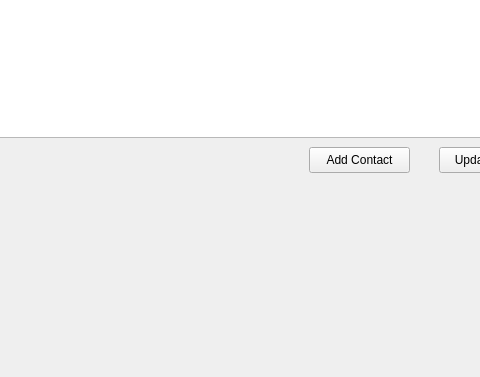
This is src/app/mainwindow.ui in emilfanache/PhoneBook as Qt 5 draws it before an edit; both pictures show x 350 to 830 and y 333 to 710 of the 928 by 710 pixel window. The edited form follows.
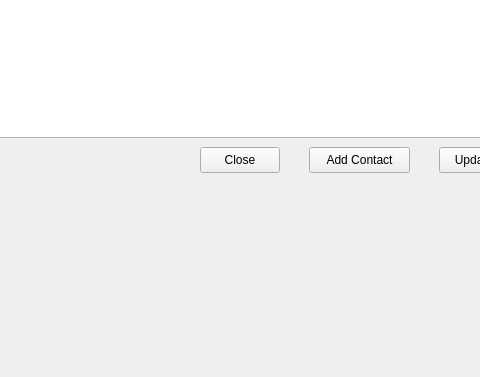
This is the edited form.

Commit message: Add edit contact functionality from external window

Diff of the .ui file:
```diff
--- a/src/app/mainwindow.ui
+++ b/src/app/mainwindow.ui
@@ -94,6 +94,19 @@
      <string>Add Contact</string>
     </property>
    </widget>
+   <widget class="QPushButton" name="closeMainButton">
+    <property name="geometry">
+     <rect>
+      <x>550</x>
+      <y>480</y>
+      <width>80</width>
+      <height>26</height>
+     </rect>
+    </property>
+    <property name="text">
+     <string>Close</string>
+    </property>
+   </widget>
   </widget>
   <widget class="QMenuBar" name="menubar">
    <property name="geometry">
```
The commit also changes 7 other files.
